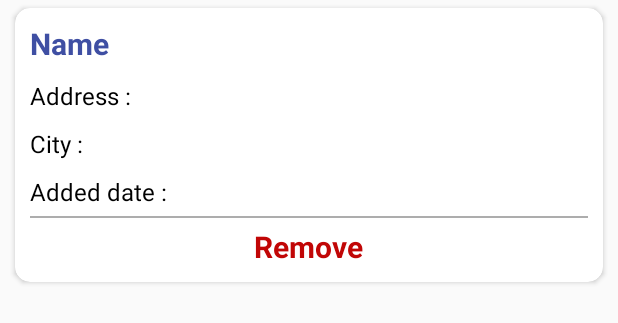
After one commit to vikesh-jhajhria/TreatmentAngel, an Android app: the layout layout_item_favourite.xml on its own in the app's theme, with its tools: preview values and no code run, on a phone screen of 412 x 824 dp. The commit adds this screen. Shown: the top 323 px of the screen. Run offline under Robolectric (Android 15) with nearby library versions, the phone set to English and light mode, and no system bars.

Commit message:
o 29-05-18

```diff
--- a/app/src/main/AndroidManifest.xml
+++ b/app/src/main/AndroidManifest.xml
@@ -44,7 +44,8 @@
             android:name="com.google.android.geo.API_KEY"
             android:value="@string/google_maps_key" />
 
-        <activity android:name=".RegisterActivity"></activity>
+        <activity android:name=".RegisterActivity" />
+        <activity android:name=".FavouriteActivity"></activity>
     </application>
 
 </manifest>
--- a/app/src/main/java/com/treatmentangel/FullProfileActivity.java
+++ b/app/src/main/java/com/treatmentangel/FullProfileActivity.java
@@ -10,10 +10,14 @@ import com.treatmentangel.adapter.ProfilePagerAdapter;
 
 public class FullProfileActivity extends BaseActivity {
 
+    public String userId;
     @Override
     protected void onCreate(Bundle savedInstanceState) {
         super.onCreate(savedInstanceState);
         setContentView(R.layout.activity_full_profile);
+
+        userId = getIntent().getStringExtra("ID");
+
         Toolbar toolbar = (Toolbar) findViewById(R.id.toolbar);
         toolbar.findViewById(R.id.back).setOnClickListener(this);
         TabLayout tabLayout = (TabLayout) findViewById(R.id.tab_layout);
--- a/app/src/main/java/com/treatmentangel/LoginActivity.java
+++ b/app/src/main/java/com/treatmentangel/LoginActivity.java
@@ -97,7 +97,7 @@ public class LoginActivity extends BaseActivity {
                     JSONObject obj = new JSONObject(result);
                     if (obj.getString("status_id").equalsIgnoreCase("1")) {
                         JSONObject data = obj.getJSONObject("user_data");
-                        AppPreferences.getAppPreferences(getApplicationContext()).setUserData(obj.toString());
+                        AppPreferences.getAppPreferences(getApplicationContext()).setUserData(data.toString());
                         startActivity(new Intent(LoginActivity.this, HomeActivity.class));
                         finish();
                     } else {
--- a/app/src/main/java/com/treatmentangel/RegisterActivity.java
+++ b/app/src/main/java/com/treatmentangel/RegisterActivity.java
@@ -134,7 +134,8 @@ public class RegisterActivity extends BaseActivity {
                 try {
                     JSONObject obj = new JSONObject(result);
                     if (obj.getString("status_id").equalsIgnoreCase("1")) {
-                        AppPreferences.getAppPreferences(getApplicationContext()).setUserData(obj.toString());
+                        JSONObject data = obj.getJSONObject("user_data");
+                        AppPreferences.getAppPreferences(getApplicationContext()).setUserData(data.toString());
                         startActivity(new Intent(RegisterActivity.this, LoginActivity.class));
                         finish();
                     } else {
--- a/app/src/main/java/com/treatmentangel/adapter/HospitalAdapter.java
+++ b/app/src/main/java/com/treatmentangel/adapter/HospitalAdapter.java
@@ -33,7 +33,7 @@ public class HospitalAdapter extends RecyclerView.Adapter<HospitalAdapter.ViewHo
 
     @Override
     public void onBindViewHolder(ViewHolder holder, int position) {
-        HospitalModel model = mList.get(position);
+        final HospitalModel model = mList.get(position);
         holder.name.setText(model.getName());
         holder.review.setText(model.getRating() + " Reviews");
         holder.detail.setText(model.getDetail());
@@ -41,7 +41,8 @@ public class HospitalAdapter extends RecyclerView.Adapter<HospitalAdapter.ViewHo
         holder.itemView.setOnClickListener(new View.OnClickListener() {
             @Override
             public void onClick(View view) {
-                mContext.startActivity(new Intent(mContext,FullProfileActivity.class));
+                mContext.startActivity(new Intent(mContext,FullProfileActivity.class)
+                .putExtra("ID",model.getId()));
             }
         });
     }
--- a/app/src/main/java/com/treatmentangel/fragments/ListFragment.java
+++ b/app/src/main/java/com/treatmentangel/fragments/ListFragment.java
@@ -60,6 +60,7 @@ public class ListFragment extends Fragment {
         for (int i = 0; i < Config.searchResultArray.length(); i++) {
             try {
                 HospitalModel model = new HospitalModel();
+                model.setId(((JSONObject)Config.searchResultArray.get(i)).getString("npiid"));
                 model.setName(((JSONObject)Config.searchResultArray.get(i)).getString("org_name"));
                 model.setDetail(((JSONObject)Config.searchResultArray.get(i)).getString("address1"));
                 model.setRating("" + i);
--- a/app/src/main/res/drawable/ic_favorite_selected.xml
+++ b/app/src/main/res/drawable/ic_favorite_selected.xml
@@ -4,6 +4,6 @@
         android:viewportWidth="24.0"
         android:viewportHeight="24.0">
     <path
-        android:fillColor="#FF000000"
+        android:fillColor="#a00909"
         android:pathData="M12,21.35l-1.45,-1.32C5.4,15.36 2,12.28 2,8.5 2,5.42 4.42,3 7.5,3c1.74,0 3.41,0.81 4.5,2.09C13.09,3.81 14.76,3 16.5,3 19.58,3 22,5.42 22,8.5c0,3.78 -3.4,6.86 -8.55,11.54L12,21.35z"/>
 </vector>
--- /dev/null
+++ b/app/src/main/res/layout/layout_item_favourite.xml
@@ -0,0 +1,139 @@
+<?xml version="1.0" encoding="utf-8"?>
+<android.support.v7.widget.CardView xmlns:android="http://schemas.android.com/apk/res/android"
+    xmlns:app="http://schemas.android.com/apk/res-auto"
+    android:layout_width="match_parent"
+    android:layout_height="wrap_content"
+    android:layout_marginBottom="@dimen/margin_5"
+    android:layout_marginLeft="@dimen/margin_10"
+    android:layout_marginRight="@dimen/margin_10"
+    android:layout_marginTop="@dimen/margin_5"
+    app:cardCornerRadius="@dimen/margin_10"
+    app:cardUseCompatPadding="false">
+
+    <LinearLayout
+        android:layout_width="match_parent"
+        android:layout_height="wrap_content"
+        android:layout_margin="@dimen/margin_10"
+        android:orientation="vertical">
+
+        <TextView
+            android:id="@+id/txt_name"
+            android:layout_width="wrap_content"
+            android:layout_height="wrap_content"
+            android:layout_marginRight="@dimen/margin_10"
+            android:layout_weight="1"
+            android:ellipsize="end"
+            android:maxLines="1"
+            android:text="Name"
+            android:textColor="@color/colorPrimary"
+            android:textSize="20sp"
+            android:textStyle="bold" />
+
+
+        <LinearLayout
+            android:layout_width="match_parent"
+            android:layout_height="wrap_content">
+
+            <TextView
+                android:layout_width="0dp"
+                android:layout_height="wrap_content"
+                android:layout_marginRight="@dimen/margin_10"
+                android:layout_marginTop="@dimen/margin_10"
+                android:layout_weight="0.3"
+                android:ellipsize="end"
+                android:maxLines="1"
+                android:text="Address :"
+                android:textColor="@android:color/black"
+                android:textSize="16sp" />
+
+            <TextView
+                android:id="@+id/txt_address"
+                android:layout_width="0dp"
+                android:layout_height="wrap_content"
+                android:layout_marginTop="@dimen/margin_10"
+                android:layout_weight="0.7"
+                android:ellipsize="end"
+                android:maxLines="1"
+                android:text=""
+                android:textColor="@color/colorPrimary"
+                android:textSize="16sp" />
+        </LinearLayout>
+
+        <LinearLayout
+            android:layout_width="match_parent"
+            android:layout_height="wrap_content">
+
+            <TextView
+                android:layout_width="0dp"
+                android:layout_height="wrap_content"
+                android:layout_marginRight="@dimen/margin_10"
+                android:layout_marginTop="@dimen/margin_10"
+                android:layout_weight="0.3"
+                android:ellipsize="end"
+                android:maxLines="1"
+                android:text="City :"
+                android:textColor="@android:color/black"
+                android:textSize="16sp" />
+
+            <TextView
+                android:id="@+id/txt_city"
+                android:layout_width="0dp"
+                android:layout_height="wrap_content"
+                android:layout_marginTop="@dimen/margin_10"
+                android:layout_weight="0.7"
+                android:ellipsize="end"
+                android:maxLines="1"
+                android:text=""
+                android:textColor="@color/colorPrimary"
+                android:textSize="16sp" />
+        </LinearLayout>
+
+        <LinearLayout
+            android:layout_width="match_parent"
+            android:layout_height="wrap_content">
+
+            <TextView
+                android:layout_width="0dp"
+                android:layout_height="wrap_content"
+                android:layout_marginRight="@dimen/margin_10"
+                android:layout_marginTop="@dimen/margin_10"
+                android:layout_weight="0.3"
+                android:ellipsize="end"
+                android:maxLines="1"
+                android:text="Added date :"
+                android:textColor="@android:color/black"
+                android:textSize="16sp" />
+
+            <TextView
+                android:id="@+id/txt_add_date"
+                android:layout_width="0dp"
+                android:layout_height="wrap_content"
+                android:layout_marginTop="@dimen/margin_10"
+                android:layout_weight="0.7"
+                android:ellipsize="end"
+                android:maxLines="1"
+                android:text=""
+                android:textColor="@color/colorPrimary"
+                android:textSize="16sp" />
+        </LinearLayout>
+
+        <View
+            android:layout_width="match_parent"
+            android:layout_height="1dp"
+            android:layout_marginBottom="@dimen/margin_5"
+            android:layout_marginTop="@dimen/margin_5"
+            android:background="#adadad" />
+
+        <TextView
+            android:id="@+id/txt_remove"
+            android:layout_width="wrap_content"
+            android:layout_height="wrap_content"
+            android:layout_gravity="center"
+            android:ellipsize="end"
+            android:maxLines="1"
+            android:text="Remove"
+            android:textColor="#c10606"
+            android:textSize="20sp"
+            android:textStyle="bold" />
+    </LinearLayout>
+</android.support.v7.widget.CardView>
--- a/app/src/main/res/menu/navigation.xml
+++ b/app/src/main/res/menu/navigation.xml
@@ -10,6 +10,10 @@
         android:id="@+id/navigation_notifications"
         android:icon="@drawable/ic_notifications_black_24dp"
         android:title="@string/title_notifications" />
+    <item
+        android:id="@+id/navigation_favourite"
+        android:icon="@drawable/ic_favorite_unselected"
+        android:title="@string/title_favourite" />
 
     <item
         android:id="@+id/navigation_login"
--- a/app/src/main/res/values/strings.xml
+++ b/app/src/main/res/values/strings.xml
@@ -3,6 +3,7 @@
     <string name="title_home">Home</string>
     <string name="title_login">Login/Signup</string>
     <string name="title_notifications">Notifications</string>
+    <string name="title_favourite">My Favourite</string>
 
     <!-- TODO: Remove or change this placeholder text -->
     <string name="hello_blank_fragment">Hello blank fragment</string>
```
Also changed, not shown: app/src/main/java/com/treatmentangel/FavouriteActivity.java (added, +111 -0 lines), app/src/main/java/com/treatmentangel/HomeActivity.java (+12 -2 lines), app/src/main/java/com/treatmentangel/adapter/FavouriteAdapter.java (added, +131 -0 lines), app/src/main/java/com/treatmentangel/fragments/BaseFragment.java (added, +36 -0 lines), app/src/main/java/com/treatmentangel/fragments/ProfileOverviewFragment.java (+95 -2 lines), app/src/main/java/com/treatmentangel/model/FavouriteModel.java (added, +67 -0 lines), app/src/main/java/com/treatmentangel/model/HospitalModel.java (+9 -0 lines), app/src/main/java/com/treatmentangel/utils/AppPreferences.java (+20 -1 lines), app/src/main/res/layout/activity_favourite.xml (added, +51 -0 lines), app/src/main/res/layout/fragment_profile_overview.xml (+16 -1 lines).
